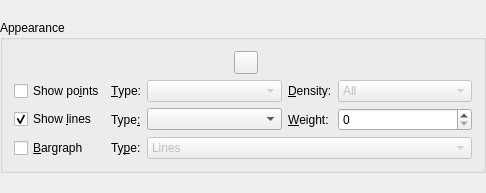
Above: src/widgets/curveappearance.ui from Kst-plot/kst before the change. Below: the same form after it.
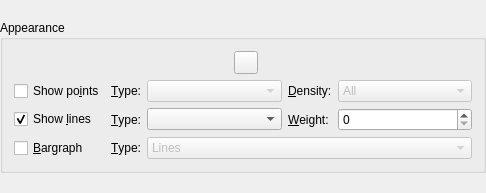
That is the form after the change. Custom widgets are drawn as their Qt base class.

The edit to the form file:
```diff
--- a/src/widgets/curveappearance.ui
+++ b/src/widgets/curveappearance.ui
@@ -232,7 +232,7 @@
          </sizepolicy>
         </property>
         <property name="text" >
-         <string>Type&amp;:</string>
+         <string>&amp;Type:</string>
         </property>
         <property name="wordWrap" >
          <bool>false</bool>
@@ -324,7 +324,7 @@
          </sizepolicy>
         </property>
         <property name="text" >
-         <string>Ty&amp;pe:</string>
+         <string>&amp;Type:</string>
         </property>
         <property name="wordWrap" >
          <bool>false</bool>
```
